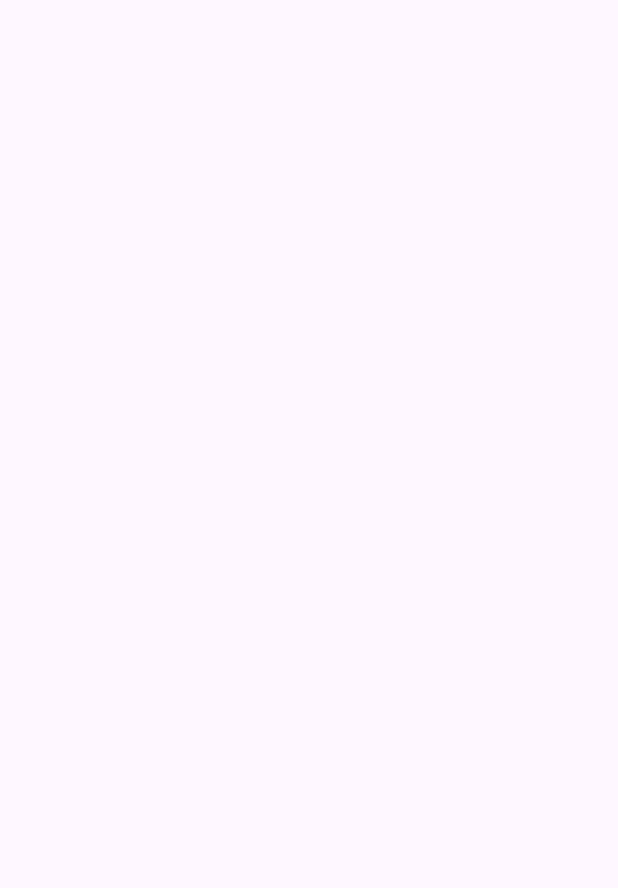
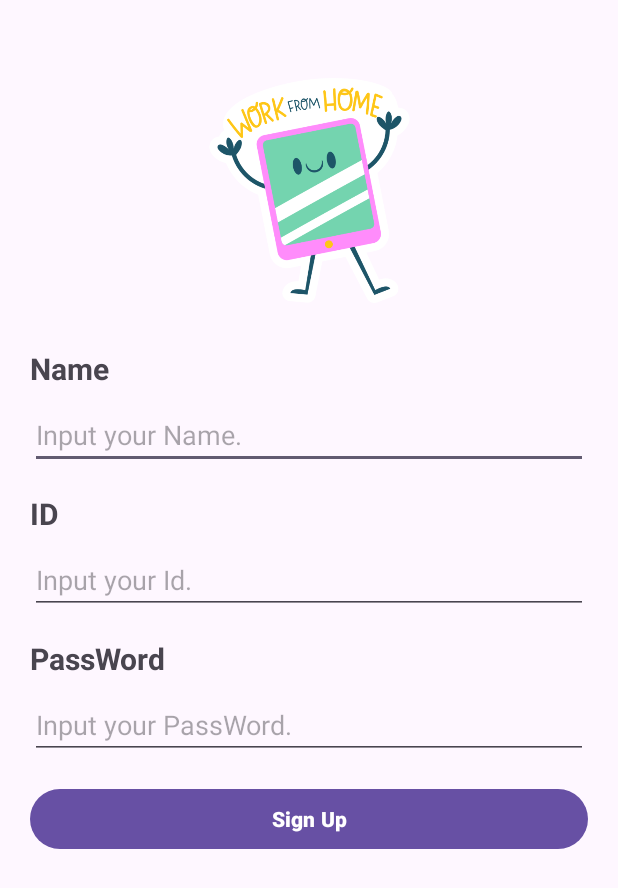
Before and after one commit to PotatoMeme/sparta_android_kotlin, an Android app: the SignUpActivity screen opened directly, with no data from a screen before it, on a phone screen of 412 x 824 dp. Before the commit the part shown is empty. Shown: the top 888 px of the screen. Run offline under Robolectric (Android 15) with nearby library versions, the light colour scheme and no system bars.

Commit message:
[FEAT] : ⚙️ activity_sign_up.xml basic design

```diff
--- a/Introduce App/app/src/main/res/layout/activity_sign_up.xml
+++ b/Introduce App/app/src/main/res/layout/activity_sign_up.xml
@@ -4,6 +4,99 @@
     xmlns:tools="http://schemas.android.com/tools"
     android:layout_width="match_parent"
     android:layout_height="match_parent"
+    android:padding="20dp"
     tools:context=".SignUpActivity">
 
+    <ImageView
+        android:id="@+id/image_view_logo"
+        android:layout_width="150dp"
+        android:layout_height="150dp"
+        android:layout_marginTop="32dp"
+        android:src="@drawable/sign_up_logo_img"
+        app:layout_constraintEnd_toEndOf="parent"
+        app:layout_constraintStart_toStartOf="parent"
+        app:layout_constraintTop_toTopOf="parent" />
+
+    <TextView
+        android:id="@+id/text_view_name"
+        android:layout_width="0dp"
+        android:layout_height="wrap_content"
+        android:layout_marginTop="30dp"
+        android:text="@string/ui_name_text"
+        android:textSize="20sp"
+        android:textStyle="bold"
+        app:layout_constraintEnd_toEndOf="parent"
+        app:layout_constraintStart_toStartOf="parent"
+        app:layout_constraintTop_toBottomOf="@+id/image_view_logo" />
+
+    <EditText
+        android:id="@+id/edit_text_name"
+        android:layout_width="0dp"
+        android:layout_height="wrap_content"
+        android:layout_marginTop="8dp"
+        android:hint="@string/ui_name_hint"
+        android:maxLines="1"
+        app:layout_constraintEnd_toEndOf="parent"
+        app:layout_constraintStart_toStartOf="parent"
+        app:layout_constraintTop_toBottomOf="@+id/text_view_name" />
+
+    <TextView
+        android:id="@+id/text_view_id"
+        android:layout_width="0dp"
+        android:layout_height="wrap_content"
+        android:layout_marginTop="16dp"
+        android:text="@string/ui_id_text"
+        android:textSize="20sp"
+        android:textStyle="bold"
+        app:layout_constraintEnd_toEndOf="parent"
+        app:layout_constraintStart_toStartOf="parent"
+        app:layout_constraintTop_toBottomOf="@+id/edit_text_name" />
+
+    <EditText
+        android:id="@+id/edit_text_id"
+        android:layout_width="0dp"
+        android:layout_height="wrap_content"
+        android:layout_marginTop="8dp"
+        android:hint="@string/ui_id_hint"
+        android:maxLines="1"
+        app:layout_constraintEnd_toEndOf="parent"
+        app:layout_constraintStart_toStartOf="parent"
+        app:layout_constraintTop_toBottomOf="@+id/text_view_id" />
+
+    <TextView
+        android:id="@+id/text_view_password"
+        android:layout_width="0dp"
+        android:layout_height="wrap_content"
+        android:layout_marginTop="16dp"
+        android:text="@string/ui_password_text"
+        android:textSize="20sp"
+        android:textStyle="bold"
+        app:layout_constraintEnd_toEndOf="parent"
+        app:layout_constraintStart_toStartOf="parent"
+        app:layout_constraintTop_toBottomOf="@+id/edit_text_id" />
+
+    <EditText
+        android:id="@+id/edit_password_id"
+        android:layout_width="0dp"
+        android:layout_height="wrap_content"
+        android:layout_marginTop="8dp"
+        android:hint="@string/ui_password_hint"
+        android:inputType="textPassword"
+        android:maxLines="1"
+        app:layout_constraintEnd_toEndOf="parent"
+        app:layout_constraintStart_toStartOf="parent"
+        app:layout_constraintTop_toBottomOf="@+id/text_view_password" />
+
+    <Button
+        android:id="@+id/button_sign_up"
+        android:layout_width="0dp"
+        android:layout_height="wrap_content"
+        android:layout_marginTop="16dp"
+        android:text="@string/ui_sign_up_text"
+        android:textStyle="bold"
+        app:layout_constraintEnd_toEndOf="parent"
+        app:layout_constraintHorizontal_bias="0.0"
+        app:layout_constraintStart_toStartOf="parent"
+        app:layout_constraintTop_toBottomOf="@+id/edit_password_id" />
+
 </androidx.constraintlayout.widget.ConstraintLayout>
--- a/Introduce App/app/src/main/res/values/strings_text.xml
+++ b/Introduce App/app/src/main/res/values/strings_text.xml
@@ -4,9 +4,14 @@
     <string name="ui_id_hint">Input your Id.</string>
     <string name="ui_password_text">PassWord</string>
     <string name="ui_password_hint">Input your PassWord.</string>
+    <string name="ui_name_text">Name</string>
+    <string name="ui_name_hint">Input your Name.</string>
+
     <string name="ui_login_text">Login</string>
     <string name="ui_sign_up_text">Sign Up</string>
 
     <string name="ui_login_success_message">Login Success</string>
     <string name="ui_login_fail_message">Check your id or password</string>
+    <string name="ui_sign_up_success_message">Sign Up Success</string>
+    <string name="ui_sign_up_fail_message">Check your data</string>
 </resources>
```
Also changed, not shown: Introduce App/app/src/main/res/drawable/sign_up_logo_img.png (added), 1 other file.
